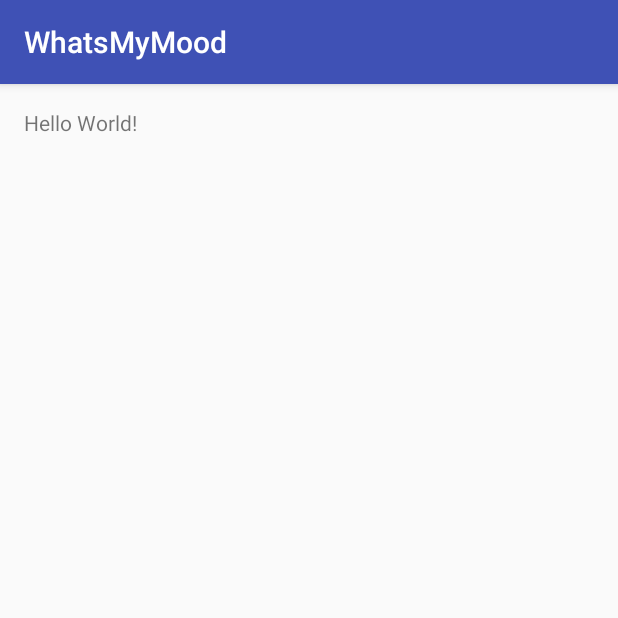
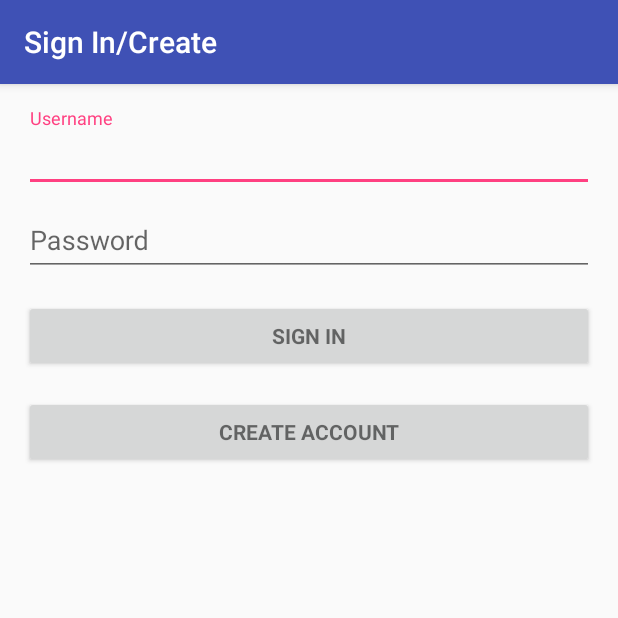
Before and after one commit to CMPUT301W17T03/WhatsMyMood, an Android app: the screen it shows after launch (MainActivity before the commit, LoginActivity after it), on a phone screen of 412 x 824 dp, the top half of it. Run offline under Robolectric (Android 15) with nearby library versions, the light colour scheme and no system bars.

Commit message:
Added Log In Activity

```diff
--- a/WhatsMyMood/app/build.gradle
+++ b/WhatsMyMood/app/build.gradle
@@ -25,5 +25,6 @@ dependencies {
         exclude group: 'com.android.support', module: 'support-annotations'
     })
     compile 'com.android.support:appcompat-v7:25.2.0'
+    compile 'com.android.support:design:25.2.0'
     testCompile 'junit:junit:4.12'
 }
--- /dev/null
+++ b/WhatsMyMood/app/src/main/res/layout/activity_login.xml
@@ -0,0 +1,92 @@
+<LinearLayout xmlns:android="http://schemas.android.com/apk/res/android"
+    xmlns:tools="http://schemas.android.com/tools"
+    android:layout_width="match_parent"
+    android:layout_height="match_parent"
+    android:gravity="center_horizontal"
+    android:orientation="vertical"
+    android:paddingBottom="@dimen/activity_vertical_margin"
+    android:paddingLeft="@dimen/activity_horizontal_margin"
+    android:paddingRight="@dimen/activity_horizontal_margin"
+    android:paddingTop="@dimen/activity_vertical_margin"
+    tools:context="com.example.whatsmymood.LoginActivity">
+
+    <!-- Login progress -->
+    <ProgressBar
+        android:id="@+id/login_progress"
+        style="?android:attr/progressBarStyleLarge"
+        android:layout_width="wrap_content"
+        android:layout_height="wrap_content"
+        android:layout_marginBottom="8dp"
+        android:visibility="gone" />
+
+    <ScrollView
+        android:id="@+id/login_form"
+        android:layout_width="match_parent"
+        android:layout_height="match_parent">
+
+        <LinearLayout
+            android:id="@+id/email_login_form"
+            android:layout_width="match_parent"
+            android:layout_height="wrap_content"
+            android:orientation="vertical">
+
+            <android.support.design.widget.TextInputLayout
+                android:layout_width="match_parent"
+                android:layout_height="wrap_content">
+
+                <AutoCompleteTextView
+                    android:id="@+id/Username"
+                    android:layout_width="match_parent"
+                    android:layout_height="wrap_content"
+                    android:hint="Username"
+                    android:inputType="text"
+                    android:maxLines="1" />
+
+            </android.support.design.widget.TextInputLayout>
+
+            <android.support.design.widget.TextInputLayout
+                android:layout_width="match_parent"
+                android:layout_height="wrap_content">
+
+                <EditText
+                    android:id="@+id/password"
+                    android:layout_width="match_parent"
+                    android:layout_height="wrap_content"
+                    android:hint="@string/prompt_password"
+                    android:imeActionId="@+id/login"
+                    android:imeActionLabel="@string/action_sign_in_short"
+                    android:imeOptions="actionUnspecified"
+                    android:inputType="textPassword"
+                    android:maxLines="1" />
+
+            </android.support.design.widget.TextInputLayout>
+
+            <LinearLayout
+                android:layout_width="match_parent"
+                android:layout_height="wrap_content">
+                <Button
+                    android:id="@+id/sign_in_button"
+                    style="?android:textAppearanceSmall"
+                    android:layout_width="match_parent"
+                    android:layout_height="wrap_content"
+                    android:layout_marginTop="16dp"
+                    android:text="@string/action_sign_in"
+                    android:textStyle="bold" />
+            </LinearLayout>
+
+            <LinearLayout
+                android:layout_width="match_parent"
+                android:layout_height="wrap_content">
+                <Button
+                    android:id="@+id/create_account_button"
+                    style="?android:textAppearanceSmall"
+                    android:layout_width="match_parent"
+                    android:layout_height="wrap_content"
+                    android:layout_marginTop="16dp"
+                    android:text="@string/create_account"
+                    android:textStyle="bold" />
+            </LinearLayout>
+
+        </LinearLayout>
+    </ScrollView>
+</LinearLayout>
--- a/WhatsMyMood/app/src/main/res/values/strings.xml
+++ b/WhatsMyMood/app/src/main/res/values/strings.xml
@@ -1,3 +1,13 @@
 <resources>
     <string name="app_name">WhatsMyMood</string>
+    <string name="title_activity_login">Sign In/Create</string>
+
+    <!-- Strings related to login -->
+    <string name="prompt_email">Username</string>
+    <string name="prompt_password">Password</string>
+    <string name="action_sign_in">Sign in</string>
+    <string name="action_sign_in_short">Sign In</string>
+    <string name="create_account">Create Account</string>
+    <string name="error_incorrect_password">This password is incorrect</string>
+    <string name="error_field_required">This field is required</string>
 </resources>
--- a/WhatsMyMood/build.gradle
+++ b/WhatsMyMood/build.gradle
@@ -5,7 +5,7 @@ buildscript {
         jcenter()
     }
     dependencies {
-        classpath 'com.android.tools.build:gradle:2.2.3'
+        classpath 'com.android.tools.build:gradle:2.3.0'
 
         // NOTE: Do not place your application dependencies here; they belong
         // in the individual module build.gradle files
```
Also changed, not shown: WhatsMyMood/app/src/main/AndroidManifest.xml (+14 -1 lines), WhatsMyMood/app/src/main/java/com/example/whatsmymood/LoginActivity.java (added, +241 -0 lines), WhatsMyMood/gradle/wrapper/gradle-wrapper.properties.
